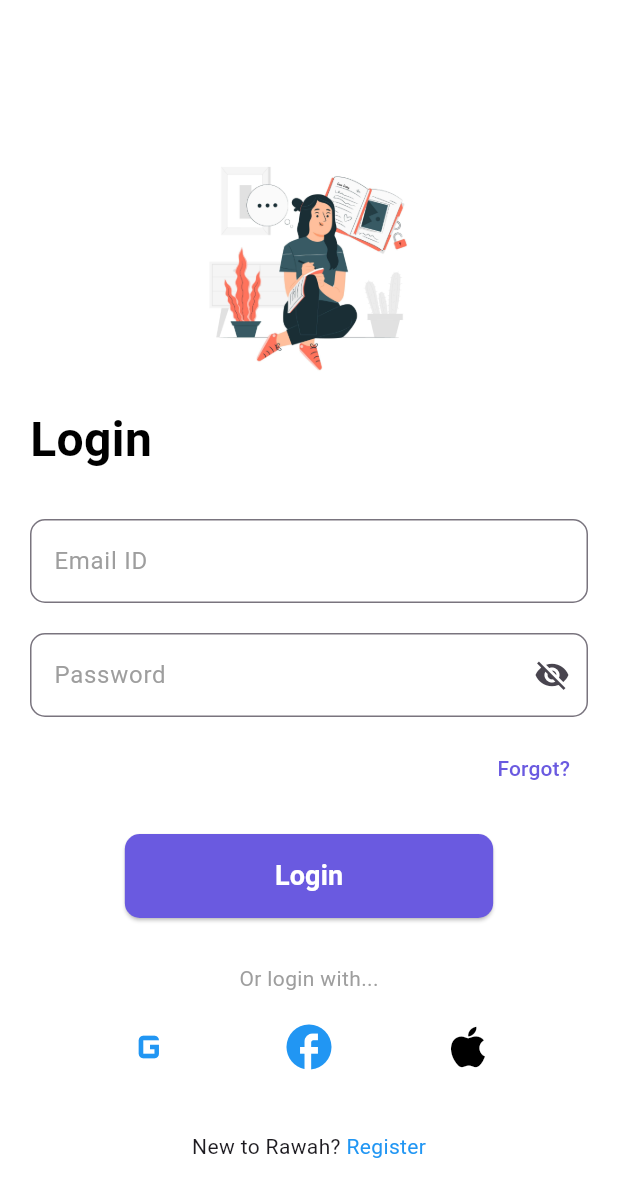
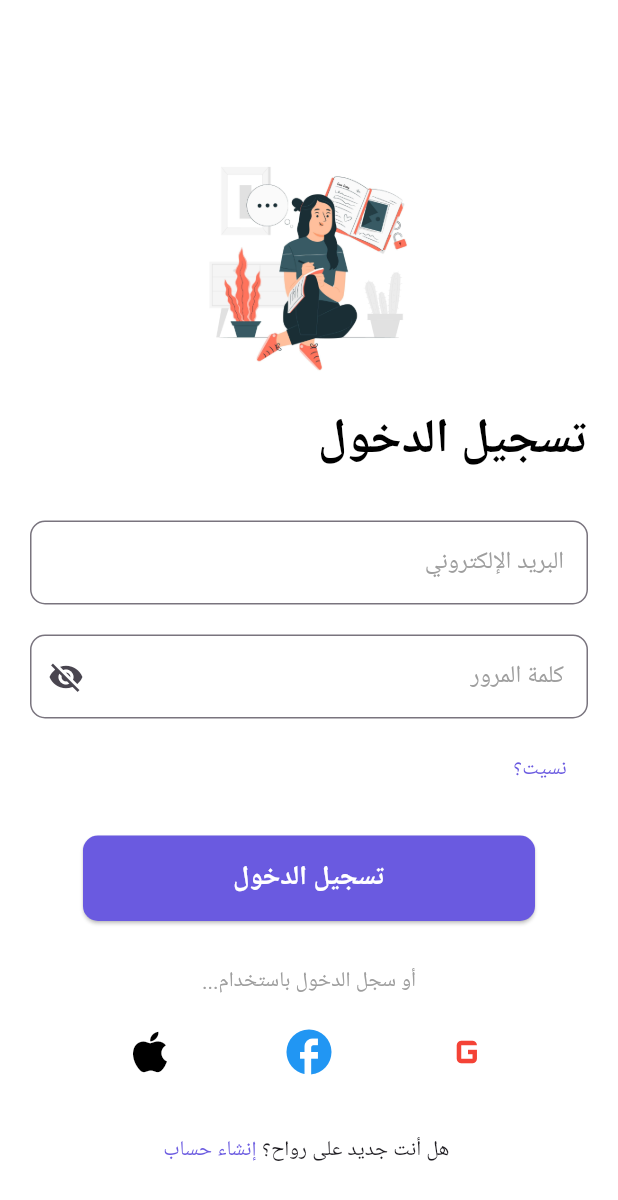
Before and after one commit to sohilaAreef/Rawah, a Flutter app: the LoginScreen screen opened directly, on a phone screen of 412 x 824 dp. Shown: the top 1200 px of the screen. Run offline on Flutter 3.47's test engine with Material 3 defaults, Android fonts, the light colour scheme and no system bars; our stand-ins replace curved_navigation_bar; network calls fail; Roboto replaces fonts that are missing (Tajawal).

Commit message:
feat: update navigation to login screen, enhance achievements display, and improve RTL support across various screens

```diff
--- a/lib/main.dart
+++ b/lib/main.dart
@@ -1,8 +1,7 @@
 import 'package:flutter/material.dart';
 import 'package:provider/provider.dart';
 import 'package:rawah/logic/value_provider.dart';
-import 'package:rawah/screens/value_screen.dart';
-import 'screens/home_screen.dart';
+import 'package:rawah/screens/login_screen.dart';
 
 void main() {
   runApp(
@@ -27,7 +26,7 @@ class MyApp extends StatelessWidget {
         primarySwatch: Colors.purple,
         fontFamily: 'Tajawal',
       ),
-      home: HomeScreen(),
+      home: LoginScreen(),
     );
   }
 }
--- a/lib/screens/achievements_screen.dart
+++ b/lib/screens/achievements_screen.dart
@@ -113,7 +113,7 @@ class _AchievementsScreenState extends State<AchievementsScreen> with SingleTick
                 height: 150,
                 child: ListView.builder(
                   scrollDirection: Axis.horizontal,
-                  itemCount: 6,
+                  itemCount: 30,
                   itemBuilder: (context, index) {
                     final int day = index + 1;
                     final bool isToday = (now.day == day) &&
--- a/lib/screens/login_screen.dart
+++ b/lib/screens/login_screen.dart
@@ -1,4 +1,5 @@
 import 'package:flutter/material.dart';
+import 'package:rawah/screens/home_screen.dart';
 import 'package:rawah/screens/signup_screen.dart';
 import 'package:rawah/utils/app_colors.dart';
 import '../widgets/custom_text_field.dart';
@@ -11,11 +12,13 @@ class LoginScreen extends StatelessWidget {
   Widget build(BuildContext context) {
     return Scaffold(
       backgroundColor: Colors.white,
-      body: SingleChildScrollView(
+      body: Directionality(
+        textDirection: TextDirection.rtl,
+        child: SingleChildScrollView(
           child: Padding(
             padding: const EdgeInsets.symmetric(horizontal: 20),
             child: Column(
-            crossAxisAlignment: CrossAxisAlignment.start,
+              crossAxisAlignment: CrossAxisAlignment.end,
               children: [
                 SizedBox(height: 100),
                 Center(
@@ -26,22 +29,26 @@ class LoginScreen extends StatelessWidget {
                   ),
                 ),
                 SizedBox(height: 20),
-              Text(
-                'Login',
+                Align(
+                  alignment: Alignment.centerRight,
+                  child: Text(
+                    'تسجيل الدخول',
                     style: TextStyle(
                       fontSize: 32,
                       fontWeight: FontWeight.bold,
                       color: Colors.black,
                     ),
+                    textAlign: TextAlign.right,
+                  ),
                 ),
                 SizedBox(height: 30),
                 CustomTextField(
-                label: 'Email ID',
+                  label: 'البريد الإلكتروني',
                   isPassword: false,
                 ),
                 SizedBox(height: 20),
                 CustomTextField(
-                label: 'Password',
+                  label: 'كلمة المرور',
                   isPassword: true,
                 ),
                 SizedBox(height: 10),
@@ -50,7 +57,7 @@ class LoginScreen extends StatelessWidget {
                   child: TextButton(
                     onPressed: () {},
                     child: Text(
-                    'Forgot?',
+                      'نسيت؟',
                       style: TextStyle(color: AppColors.accent),
                     ),
                   ),
@@ -58,36 +65,36 @@ class LoginScreen extends StatelessWidget {
                 SizedBox(height: 20),
                 Center(
                   child: CustomButton(
-                  text: 'Login',
+                    text: 'تسجيل الدخول',
                     onPressed: () {
-
+                      Navigator.push(
+                          context,
+                           MaterialPageRoute(builder: (context) => HomeScreen()));
                     },
                   ),
                 ),
                 SizedBox(height: 30),
                 Center(
-                child: Text('Or login with...', style: TextStyle(color: Colors.grey)),
+                  child: Text(
+                    'أو سجل الدخول باستخدام...',
+                    style: TextStyle(color: Colors.grey),
+                    textAlign: TextAlign.center,
+                  ),
                 ),
                 SizedBox(height: 10),
                 Row(
                   mainAxisAlignment: MainAxisAlignment.spaceEvenly,
                   children: [
                     IconButton(
-                    onPressed: () {
-
-                    },
-                    icon: Icon(Icons.g_mobiledata, size: 36, color: Colors.blue),
+                      onPressed: () {},
+                      icon: Icon(Icons.g_mobiledata, size: 36, color: Colors.red),
                     ),
                     IconButton(
-                    onPressed: () {
-
-                    },
+                      onPressed: () {},
                       icon: Icon(Icons.facebook, size: 36, color: Colors.blue),
                     ),
                     IconButton(
-                    onPressed: () {
-
-                    },
+                      onPressed: () {},
                       icon: Icon(Icons.apple, size: 36, color: Colors.black),
                     ),
                   ],
@@ -97,17 +104,17 @@ class LoginScreen extends StatelessWidget {
                   child: Row(
                     mainAxisAlignment: MainAxisAlignment.center,
                     children: [
-                    Text('New to Rawah? '),
+                      Text(' هل أنت جديد على رواح؟ '),
                       GestureDetector(
                         onTap: () {
-                        Navigator.push(context,
-                        MaterialPageRoute(builder: (context)=> SignUpScreen()
-                        ),
+                          Navigator.push(
+                            context,
+                            MaterialPageRoute(builder: (context) => SignUpScreen()),
                           );
                         },
                         child: Text(
-                        'Register',
-                        style: TextStyle(color: Colors.blue),
+                          'إنشاء حساب',
+                          style: TextStyle(color: AppColors.accent),
                         ),
                       ),
                     ],
@@ -117,6 +124,7 @@ class LoginScreen extends StatelessWidget {
             ),
           ),
         ),
+      ),
     );
   }
 }
--- a/lib/screens/signup_screen.dart
+++ b/lib/screens/signup_screen.dart
@@ -1,4 +1,6 @@
 import 'package:flutter/material.dart';
+import 'package:rawah/screens/home_screen.dart';
+import 'package:rawah/screens/login_screen.dart';
 import 'package:rawah/utils/app_colors.dart';
 import 'package:rawah/widgets/custom_button.dart';
 import 'package:rawah/widgets/custom_text_field.dart';
@@ -10,105 +12,121 @@ class SignUpScreen extends StatelessWidget {
   Widget build(BuildContext context) {
     return Scaffold(
       backgroundColor: Colors.white,
-      body: SingleChildScrollView(
+      body: Directionality(
+        textDirection: TextDirection.rtl,
+        child: SingleChildScrollView(
           child: Padding(
             padding: const EdgeInsets.symmetric(horizontal: 20),
             child: Column(
-            crossAxisAlignment: CrossAxisAlignment.start,
+              crossAxisAlignment: CrossAxisAlignment.end,
               children: [
-              SizedBox(height: 100,),
-              Center(child: Image.asset(
+                SizedBox(height: 100),
+                Center(
+                  child: Image.asset(
                     'assets/images/flat-hand-drawn-hygge-lifestyle-illustration_23-2148827883.jpg',
                     height: 150,
                     width: double.infinity,
-              ),),
-              SizedBox(height: 20,),
-              Text('Sign Up',
+                  ),
+                ),
+                SizedBox(height: 20),
+                Align(
+                  alignment: Alignment.centerRight,
+                  child: Text(
+                    'إنشاء حساب',
                     style: TextStyle(
                       fontSize: 32,
                       fontWeight: FontWeight.bold,
-                color: Colors.black
+                      color: Colors.black,
+                    ),
+                    textAlign: TextAlign.right,
                   ),
                 ),
                 SizedBox(height: 30),
                 CustomTextField(
-                label: 'full name',
-               isPassword: false
+                  label: 'الاسم بالكامل',
+                  isPassword: false,
                 ),
-              SizedBox(height: 20,),
+                SizedBox(height: 20),
                 CustomTextField(
-                label: 'Email ID',
-               isPassword: false
+                  label: 'البريد الإلكتروني',
+                  isPassword: false,
                 ),
-              SizedBox(height: 20,),
+                SizedBox(height: 20),
                 CustomTextField(
-                label: 'Password',
-                 isPassword: true
+                  label: 'كلمة المرور',
+                  isPassword: true,
                 ),
-              SizedBox(height: 20,),
+                SizedBox(height: 20),
                 CustomTextField(
-                label: 'Confirm Password',
-                 isPassword: true
+                  label: 'تأكيد كلمة المرور',
+                  isPassword: true,
                 ),
-              SizedBox(height: 20,),
+                SizedBox(height: 20),
                 Center(
                   child: CustomButton(
-                  text: 'Sign Up',
-                   onPressed: (){
-
+                    text: 'إنشاء حساب',
+                    onPressed: () {
+                      Navigator.push(
+                        context,
+                        MaterialPageRoute(builder: (context) => HomeScreen()),
+                      );
                     },
                   ),
                 ),
                 SizedBox(height: 30),
                 Center(
-                child: Text('Or sign up with...',
-                style: TextStyle(color: Colors.grey),),
+                  child: Text(
+                    'أو سجل باستخدام....',
+                    style: TextStyle(color: Colors.grey),
+                    textAlign: TextAlign.center,
                   ),
-              SizedBox(height: 10,),
+                ),
+                SizedBox(height: 10),
                 Row(
                   mainAxisAlignment: MainAxisAlignment.spaceEvenly,
                   children: [
                     IconButton(
-                    onPressed: (){
-
+                      onPressed: () {
                       },
-                    icon: Icon(Icons.g_mobiledata, size: 36, color: Colors.blue,),
+                      icon: Icon(Icons.g_mobiledata, size: 36, color: Colors.red),
                     ),
                     IconButton(
-                    onPressed: (){
-
+                      onPressed: () {
                       },
-                    icon: Icon(Icons.facebook, size: 36, color: Colors.blue,),
+                      icon: Icon(Icons.facebook, size: 36, color: Colors.blue),
                     ),
                     IconButton(
-                    onPressed: (){
-
+                      onPressed: () {
                       },
-                    icon: Icon(Icons.apple, size: 36, color: Colors.black,),
+                      icon: Icon(Icons.apple, size: 36, color: Colors.black),
                     ),
                   ],
                 ),
-              SizedBox(height: 30,),
+                SizedBox(height: 30),
                 Center(
                   child: Row(
                     mainAxisAlignment: MainAxisAlignment.center,
                     children: [
-                    Text('Already have an account?'),
+                      Text(' هل لديك حساب بالفعل؟ '),
                       GestureDetector(
-                    onTap: (){
-                      Navigator.pop(context);
+                        onTap: () {
+                          Navigator.push(
+                            context,
+                            MaterialPageRoute(builder: (context) => LoginScreen()),
+                          );
                         },
                         child: Text(
-                      'login',
+                          'تسجيل الدخول',
                           style: TextStyle(color: AppColors.accent),
                         ),
-                   )
-
+                      ),
                     ],
                   ),
-              )
+                ),
               ],
-          ),),
+            ),
+          ),
+        ),
       ),
     );
   }
--- a/pubspec.yaml
+++ b/pubspec.yaml
@@ -28,6 +28,7 @@ environment:
 # the latest version available on pub.dev. To see which dependencies have newer
 # versions available, run `flutter pub outdated`.
 dependencies:
+  curved_navigation_bar: ^1.0.1
   flutter:
     sdk: flutter
 
@@ -60,6 +61,7 @@ flutter:
      - assets/images/facebook.png
      - assets/images/Apple_logo_grey.png
      - assets/images/flat-hand-drawn-hygge-lifestyle-illustration_23-2148827883.jpg
+     - assets/images/empty-box.png
 
   # An image asset can refer to one or more resolution-specific "variants", see
   # https://flutter.dev/to/resolution-aware-images
```
Also changed, not shown: lib/data/values_data.dart (+78 -78 lines), lib/screens/home_screen.dart (+24 -52 lines), lib/screens/selected_values_screen.dart (+49 -6 lines), lib/screens/value_details_screen.dart (+10 -2 lines), lib/screens/value_screen.dart (+4 -5 lines), lib/widgets/add_entry_bottom_sheet.dart (+5 -5 lines), lib/widgets/selected_value_item.dart (+27 -15 lines), lib/widgets/value_card.dart (+6 -4 lines), assets/images/empty-box.png (added), pubspec.lock. Lines whose indentation alone changed are shown as unchanged.
